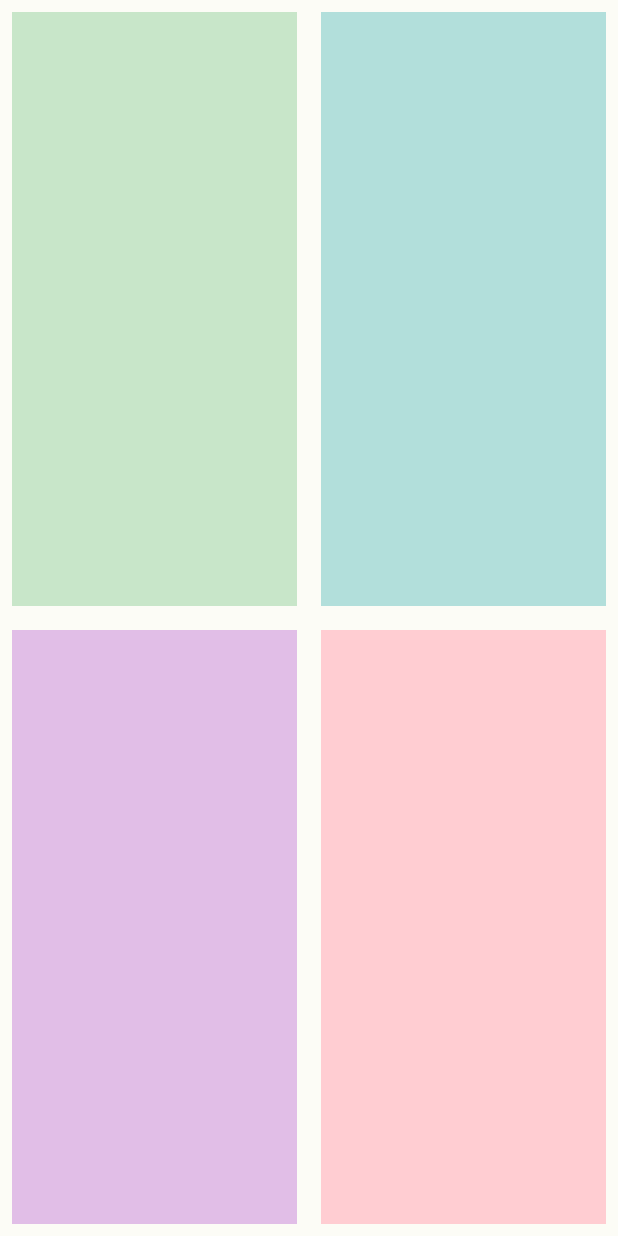
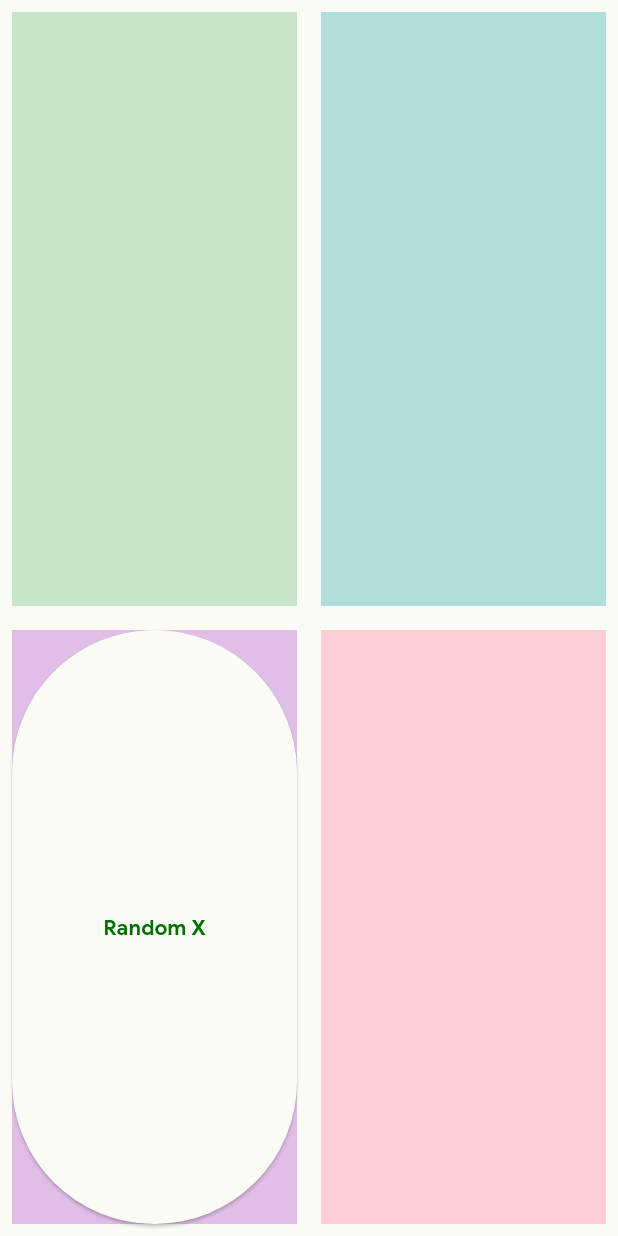
Before and after one commit to david201606/project_coati, a Flutter app: the screen it shows after launch, after a tap on "Toca Toca", on a phone screen of 412 x 824 dp. Run offline on Flutter 3.47's test engine with Material 2 defaults, Android fonts, the phone set to English and light mode, and no system bars; our stand-ins replace cloud_firestore, firebase_auth, firebase_core, shared_preferences; accounts and stored records are empty.

Commit message:
Nuevo juego

```diff
--- a/lib/src/nav/Toca Toca.dart
+++ b/lib/src/nav/Toca Toca.dart
@@ -11,6 +11,7 @@ class TocaToca extends StatefulWidget {
 }
 
 class _TocaTocaState extends State<TocaToca> {
+  String NumRandom = 'X';
   @override
   Widget build(BuildContext context) {
     return Scaffold(
@@ -43,21 +44,17 @@ class _TocaTocaState extends State<TocaToca> {
                   color: Colors.green[100],
                 ),
               ),
-              InkWell(
-                onLongPress: () {
-                  main() {
-                    var rng = new Random();
-                    for (var i = 0; i < 10; i++) {
-                      print(rng.nextInt(100));
-                    }
-                  }
-                },
-                child: Container(
-                  margin: const EdgeInsets.all(8),
-                  width: (MediaQuery.of(context).size.width * .5) - 16,
-                  height: (MediaQuery.of(context).size.height * .5) - 16,
-                  color: Colors.purple[100],
+              Container(
+                child: ElevatedButton(
+                  child: Text('Random $NumRandom'),
+                  onPressed: () {
+                    NumRandom = Random().nextInt(4).toString();
+                  },
                 ),
+                margin: const EdgeInsets.all(8),
+                width: (MediaQuery.of(context).size.width * .5) - 16,
+                height: (MediaQuery.of(context).size.height * .5) - 16,
+                color: Colors.purple[100],
               ),
             ],
           ),
--- a/lib/src/nav/home_page.dart
+++ b/lib/src/nav/home_page.dart
@@ -50,7 +50,7 @@ class HomePage extends StatelessWidget {
           },
           title: Text('Toca Toca'),
           subtitle: Text('Juega y despues reta'),
-          leading: Icon(Icons.sports_esports_rounded),
+          leading: Icon(Icons.check_box_outline_blank),
         ),
         ListTile(
           onTap: () {
--- a/lib/src/nav/number_game_page.dart
+++ b/lib/src/nav/number_game_page.dart
@@ -117,7 +117,9 @@ class _NumbersGamePageState extends State<NumbersGamePage> {
                       child: ElevatedButton(
                           onPressed: () {
                             starting= false;
-                            setState(())
+                            setState((){
+
+                            });
                             PlayCard pastCard = playingCard;
                             mixDeck();
 
```
